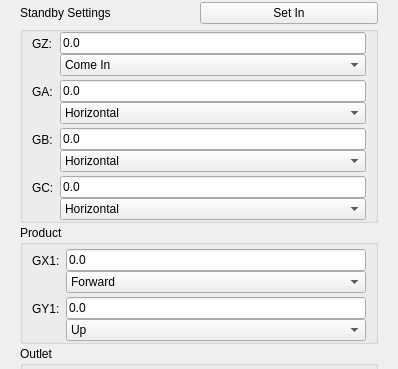
Qt form hcinstruction/icprogramguidepage.ui (GaussCheng/2-5AxisPunch) before a commit; both pictures show x 0 to 398 and y 0 to 369 of the 398 by 853 pixel window.
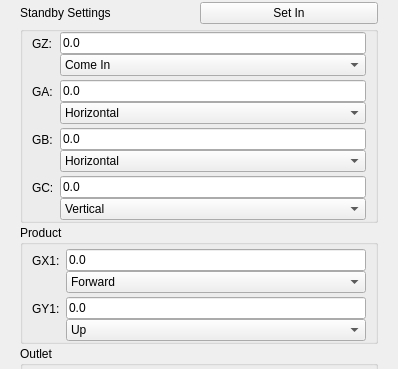
The same form after that commit. The open tabs and pages were chosen to show the change. Icons and pictures are not drawn. Custom widgets are drawn as their Qt base class.

Commit message: 1.自动生成程序完成

What changed in the file:
```diff
--- a/hcinstruction/icprogramguidepage.ui
+++ b/hcinstruction/icprogramguidepage.ui
@@ -361,6 +361,9 @@
             </item>
             <item>
              <widget class="QComboBox" name="cBox">
+              <property name="currentIndex">
+               <number>1</number>
+              </property>
               <item>
                <property name="text">
                 <string>Horizontal</string>
```
Left out of the diff: 2 changed lines with no effect on the pictures. The commit also changes 1 other file.
